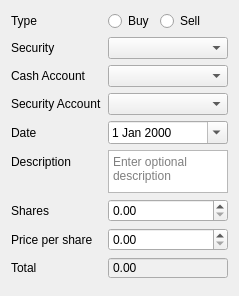
Above: src/views/ui_files/dialogs/security_transaction_dialog.ui from JakubFranek/Kapytal before the change. Below: the same form after it.
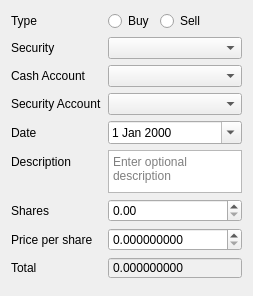
That is the form after the change.

Commit message:
Allow SecurityTransaction duplication
Refactor Find Refunds action into Find related.
Add tag_names parameter to RecordKeeper.add_security_transaction.
Fix bug: CashTransferDialogPresenter.run_duplicate_dialog set tag_names
improperly.
Rename dialog "tags" properties to "tag_names".
Increase decimal places of cash amount spinboxes in
SecurityTransactionDialog to 9 places (as Securities prices can have
more decimal places than the currency it is traded in).
Add SecurityTransactionDialogPresenter.run_duplicate_dialog method.

Diff of the .ui file:
```diff
--- a/src/views/ui_files/dialogs/security_transaction_dialog.ui
+++ b/src/views/ui_files/dialogs/security_transaction_dialog.ui
@@ -195,6 +195,9 @@
        <property name="showGroupSeparator" stdset="0">
         <bool>true</bool>
        </property>
+       <property name="decimals">
+        <number>9</number>
+       </property>
        <property name="maximum">
         <double>10000000000000000.000000000000000</double>
        </property>
@@ -243,6 +246,12 @@
        <property name="buttonSymbols">
         <enum>QAbstractSpinBox::NoButtons</enum>
        </property>
+       <property name="showGroupSeparator" stdset="0">
+        <bool>true</bool>
+       </property>
+       <property name="decimals">
+        <number>9</number>
+       </property>
        <property name="maximum">
         <double>10000000000000000.000000000000000</double>
        </property>
```
The commit also changes 13 other files.
